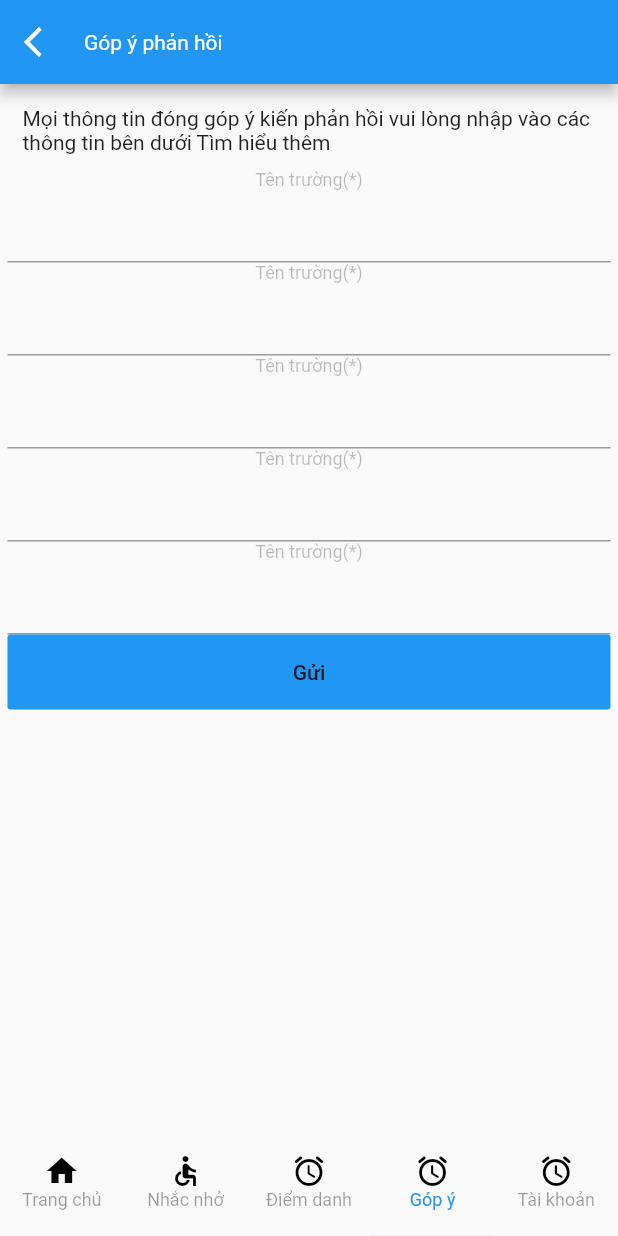
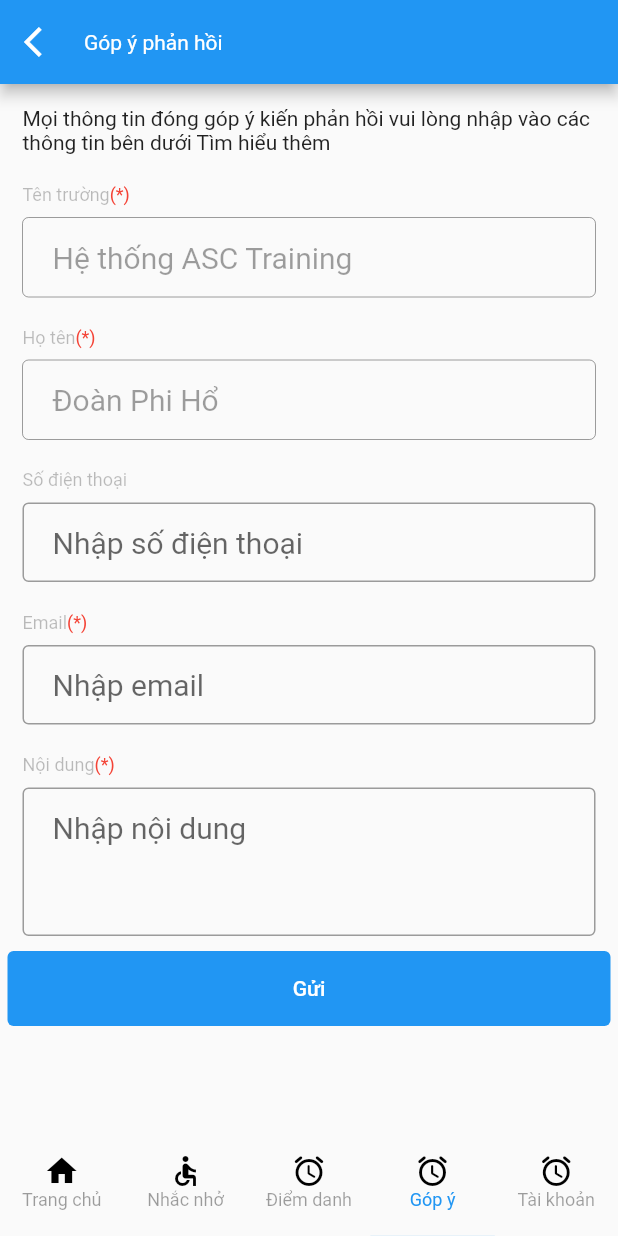
Before and after one commit to DoanpPhiHo/moblieapp, a Flutter app: the screen it shows after launch, item 4 of the bottom bar chosen, on a phone screen of 412 x 824 dp. Run offline on Flutter 3.47's test engine with Material 2 defaults, Android fonts, the light colour scheme and no system bars; our stand-ins replace rxdart.

Commit message:
update ui from feedback fragment

```diff
--- a/lib/src/fragments/home/FeedbackFragment.dart
+++ b/lib/src/fragments/home/FeedbackFragment.dart
@@ -1,3 +1,5 @@
+import 'package:app_asc/src/widgets/ButtonCus.dart';
+import 'package:app_asc/src/widgets/TextFiledCus.dart';
 import 'package:flutter/material.dart';
 
 class FeedbackFragment extends StatelessWidget {
@@ -26,71 +28,41 @@ class FeedbackFragment extends StatelessWidget {
                 child: Text(
                     'Mọi thông tin đóng góp ý kiến phản hồi vui lòng nhập vào các thông tin bên dưới Tìm hiểu thêm'),
               ),
-              Container(
-                child: Column(
-                  children: <Widget>[
-                    Text(
-                      'Tên trường(*)',
-                      style: TextStyle(fontSize: 12, color: Colors.black26),
-                    ),
-                    TextField()
-                  ],
-                ),
+              TextFiledCus(
+                hintText: 'Hệ thống ASC Training',
+                required: true,
+                title: 'Tên trường',
+                enable: false,
               ),
-              Container(
-                child: Column(
-                  children: <Widget>[
-                    Text(
-                      'Tên trường(*)',
-                      style: TextStyle(fontSize: 12, color: Colors.black26),
-                    ),
-                    TextField()
-                  ],
-                ),
+              TextFiledCus(
+                hintText: 'Đoàn Phi Hổ',
+                required: true,
+                title: 'Họ tên',
+                enable: false,
               ),
-              Container(
-                child: Column(
-                  children: <Widget>[
-                    Text(
-                      'Tên trường(*)',
-                      style: TextStyle(fontSize: 12, color: Colors.black26),
-                    ),
-                    TextField()
-                  ],
-                ),
+              TextFiledCus(
+                hintText: 'Nhập số điện thoại',
+                required: false,
+                title: 'Số điện thoại',
+                textInputAction: TextInputAction.next,
               ),
-              Container(
-                child: Column(
-                  children: <Widget>[
-                    Text(
-                      'Tên trường(*)',
-                      style: TextStyle(fontSize: 12, color: Colors.black26),
-                    ),
-                    TextField()
-                  ],
-                ),
+              TextFiledCus(
+                hintText: 'Nhập email',
+                required: true,
+                title: 'Email',
+                textInputAction: TextInputAction.next,
               ),
-              Container(
-                child: Column(
-                  children: <Widget>[
-                    Text(
-                      'Tên trường(*)',
-                      style: TextStyle(fontSize: 12, color: Colors.black26),
-                    ),
-                    TextField()
-                  ],
-                ),
+              TextFiledCus(
+                hintText: 'Nhập nội dung',
+                required: true,
+                title: 'Nội dung',
+                textInputAction: TextInputAction.done,
+                maxLine: 10,
+                minLine: 3,
               ),
-              Container(
-                width: MediaQuery.of(context).size.width,
-                height: 50,
-                child: FlatButton(
-                  onPressed: () {},
-                  child: Text('Gửi'),
-                  clipBehavior: Clip.antiAlias,
-                  autofocus: true,
-                  color: Colors.blue,
-                ),
+              ButtonCus(
+                text: 'Gửi',
+                autofocus: true,
               )
             ],
           ),
--- /dev/null
+++ b/lib/src/widgets/ButtonCus.dart
@@ -0,0 +1,34 @@
+import 'package:flutter/material.dart';
+
+class ButtonCus extends StatelessWidget {
+  const ButtonCus({
+    Key key,
+    this.text,
+    this.autofocus,
+    this.textColor = Colors.white,
+    this.backgroundColor = Colors.blue,
+  }) : super(key: key);
+
+  final String text;
+  final bool autofocus;
+  final Color textColor;
+  final Color backgroundColor;
+
+  @override
+  Widget build(BuildContext context) {
+    return Container(
+      width: MediaQuery.of(context).size.width,
+      height: 50,
+      child: TextButton(
+        onPressed: () {},
+        child: Text(text),
+        clipBehavior: Clip.antiAlias,
+        autofocus: autofocus,
+        style: TextButton.styleFrom(
+            primary: textColor,
+            onSurface: Colors.red,
+            backgroundColor: backgroundColor),
+      ),
+    );
+  }
+}
--- /dev/null
+++ b/lib/src/widgets/TextFiledCus.dart
@@ -0,0 +1,66 @@
+import 'package:flutter/material.dart';
+
+class TextFiledCus extends StatelessWidget {
+  const TextFiledCus({
+    Key key,
+    this.title,
+    this.required,
+    this.hintText,
+    this.minLine = 1,
+    this.maxLine = 1,
+    this.enable = true,
+    this.textInputAction = TextInputAction.none,
+  }) : super(key: key);
+  final String title;
+  final bool required;
+  final String hintText;
+  final int minLine;
+  final int maxLine;
+  final bool enable;
+  final TextInputAction textInputAction;
+
+  @override
+  Widget build(BuildContext context) {
+    return Padding(
+        padding: EdgeInsets.all(10),
+        child: Container(
+          child: Column(
+            children: <Widget>[
+              Row(children: <Widget>[
+                Text(
+                  title,
+                  style: TextStyle(fontSize: 12, color: Colors.black26),
+                ),
+                Text(
+                  required ? '(*)' : '',
+                  style: TextStyle(fontSize: 12, color: Colors.red),
+                ),
+              ]),
+              Container(
+                margin: EdgeInsets.only(top: 8),
+                child: TextField(
+                  minLines: minLine,
+                  maxLines: maxLine,
+                  textInputAction: textInputAction,
+                  enabled: enable,
+                  style: TextStyle(
+                    fontSize: 20,
+                  ),
+                  decoration: InputDecoration(
+                    isDense: true,
+                    contentPadding: EdgeInsets.only(
+                      top: 15,
+                      left: 20,
+                      right: 20,
+                      bottom: 15,
+                    ),
+                    hintText: hintText,
+                    border: OutlineInputBorder(gapPadding: 2),
+                  ),
+                ),
+              )
+            ],
+          ),
+        ));
+  }
+}
```
